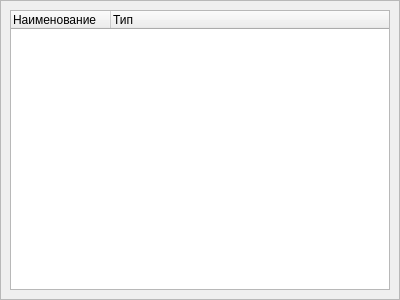
Before: the Qt Designer form ui/ClassTree.ui in lazyDesertMan/Mivar, drawn with Qt 5.
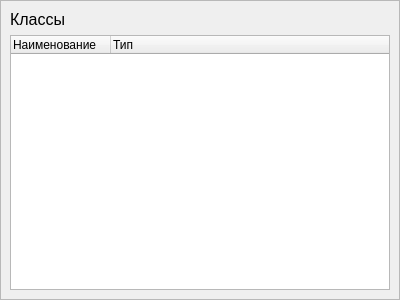
After: the same form once the commit is applied.

Commit message: Небольшое обновление UI

The edit to the form file:
```diff
--- a/ui/ClassTree.ui
+++ b/ui/ClassTree.ui
@@ -35,7 +35,7 @@
                         <enum>QFrame::Raised</enum>
                     </property>
                     <layout class="QGridLayout" name="gridLayout_2">
-                        <item row="0" column="0">
+      <item row="1" column="0">
                             <widget class="QTreeWidget" name="viewTree_Widget">
                                 <property name="selectionMode">
                                     <enum>QAbstractItemView::NoSelection</enum>
@@ -55,6 +55,18 @@
                                 </column>
                             </widget>
                         </item>
+      <item row="0" column="0">
+       <widget class="QLabel" name="label">
+        <property name="font">
+         <font>
+          <pointsize>12</pointsize>
+         </font>
+        </property>
+        <property name="text">
+         <string>Классы</string>
+        </property>
+       </widget>
+      </item>
                     </layout>
                 </widget>
             </item>
```
Left out of the diff: 4 changed lines with no effect on the pictures. Lines whose indentation alone changed are shown as unchanged. The commit also changes 2 other files.
